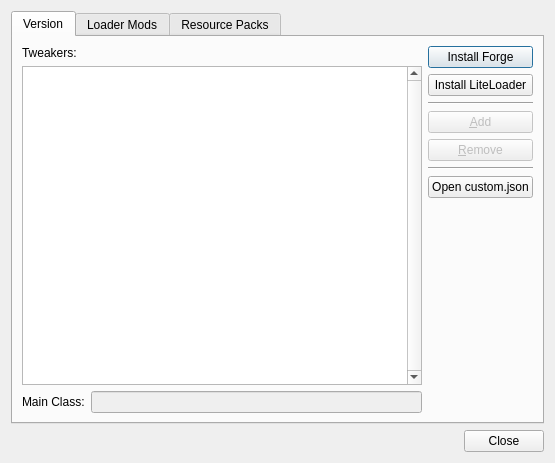
Before: the Qt Designer form gui/dialogs/OneSixModEditDialog.ui in FreesmTeam/FreesmLauncher, drawn with Qt 5.
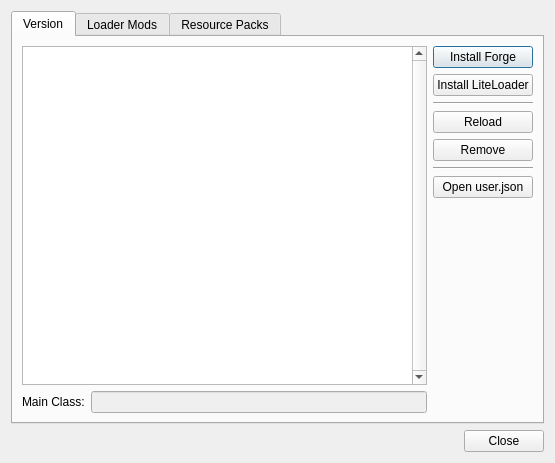
After: the same form once the commit is applied. The open tabs and pages were chosen to show the change. Custom widgets are drawn as their Qt base class.

Diff of the .ui file:
```diff
--- a/gui/dialogs/OneSixModEditDialog.ui
+++ b/gui/dialogs/OneSixModEditDialog.ui
@@ -35,13 +35,6 @@
       <layout class="QHBoxLayout" name="horizontalLayout">
        <item>
         <layout class="QVBoxLayout" name="verticalLayout_10">
-         <item>
-          <widget class="QLabel" name="label_2">
-           <property name="text">
-            <string>Tweakers:</string>
-           </property>
-          </widget>
-         </item>
          <item>
           <widget class="ModListView" name="libraryTreeView">
            <property name="verticalScrollBarPolicy">
@@ -51,7 +44,7 @@
             <enum>Qt::ScrollBarAlwaysOff</enum>
            </property>
            <attribute name="headerVisible">
-            <bool>false</bool>
+            <bool>true</bool>
            </attribute>
           </widget>
          </item>
@@ -96,37 +89,22 @@
          </item>
          <item>
           <widget class="Line" name="line">
-           <property name="frameShadow">
-            <enum>QFrame::Sunken</enum>
-           </property>
            <property name="orientation">
             <enum>Qt::Horizontal</enum>
            </property>
           </widget>
          </item>
          <item>
-          <widget class="QPushButton" name="addLibraryBtn">
-           <property name="enabled">
-            <bool>false</bool>
-           </property>
-           <property name="toolTip">
-            <string>Add new libraries</string>
-           </property>
+          <widget class="QPushButton" name="reloadLibrariesBtn">
            <property name="text">
-            <string>&amp;Add</string>
+            <string>Reload</string>
            </property>
           </widget>
          </item>
          <item>
           <widget class="QPushButton" name="removeLibraryBtn">
-           <property name="enabled">
-            <bool>false</bool>
-           </property>
-           <property name="toolTip">
-            <string>Remove selected libraries</string>
-           </property>
            <property name="text">
-            <string>&amp;Remove</string>
+            <string>Remove</string>
            </property>
           </widget>
          </item>
@@ -140,7 +118,7 @@
          <item>
           <widget class="QPushButton" name="customEditorBtn">
            <property name="text">
-            <string>Open custom.json</string>
+            <string>Open user.json</string>
            </property>
           </widget>
          </item>
```
Left out of the diff: 4 changed lines with no effect on the pictures.
